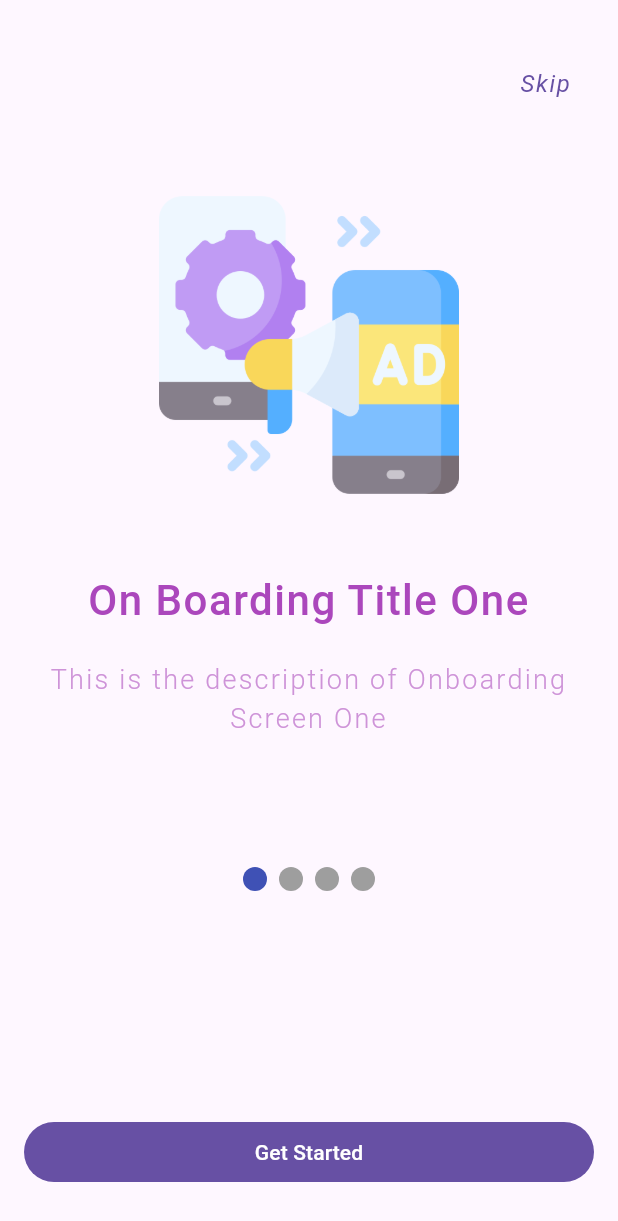
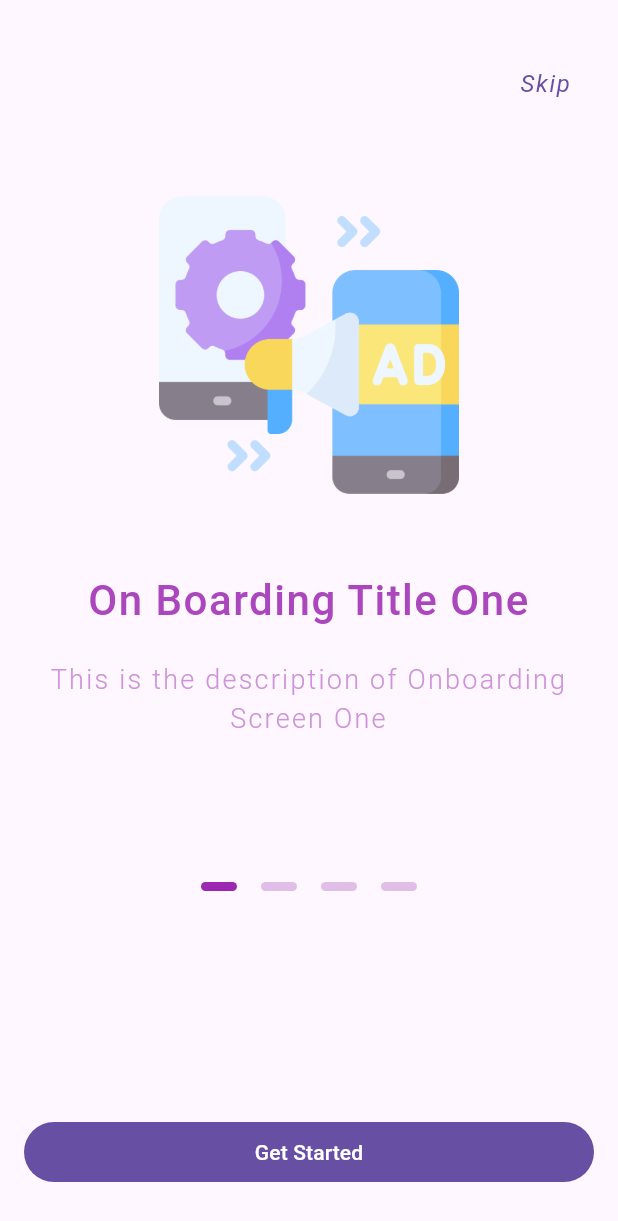
Before and after one commit to Ratndeep1999/fifth_onboarding_screen, a Flutter app: the screen it shows after launch, on a phone screen of 412 x 824 dp. Shown: the top 1221 px of the screen. Run offline on Flutter 3.47's test engine with Material 3 defaults, Android fonts, the light colour scheme and no system bars; drawn by our look-alikes of smooth_page_indicator.

Commit message:
onboarding_screen.dart: NextButtonWidget refactor.

```diff
--- a/lib/onboarding/screen/onboarding_screen.dart
+++ b/lib/onboarding/screen/onboarding_screen.dart
@@ -34,19 +34,32 @@ class _OnboardingScreenState extends State<OnboardingScreen> {
             ),
 
             /// Dot Indicator
-            DotIndicatorWidget(pageCtrl: _pageCtrl, onDotClicked: (index) {}),
+            DotIndicatorWidget(
+              pageCtrl: _pageCtrl,
+              onDotClicked: (index) {},
+              isActive: false,
+            ),
             SizedBox(height: 150.0),
 
             /// Next Button
-            SizedBox(
-              width: double.infinity,
-              child: FilledButton(
-                onPressed: () => debugPrint("Next Press"),
-                child: Text(true ? "Get Started" : "Next"),
-              ),
-            ),
+            NextButtonWidget(),
           ],
         ),
+      ),
+    );
+  }
+}
+
+class NextButtonWidget extends StatelessWidget {
+  const NextButtonWidget({super.key});
+
+  @override
+  Widget build(BuildContext context) {
+    return SizedBox(
+      width: double.infinity,
+      child: FilledButton(
+        onPressed: () => debugPrint("Next Press"),
+        child: Text(true ? "Get Started" : "Next"),
       ),
     );
   }
@@ -57,10 +70,12 @@ class DotIndicatorWidget extends StatelessWidget {
     super.key,
     required PageController pageCtrl,
     required this.onDotClicked,
+    required this.isActive,
   }) : _pageCtrl = pageCtrl;
 
   final PageController _pageCtrl;
   final Function(int) onDotClicked;
+  final bool isActive;
 
   @override
   Widget build(BuildContext context) {
@@ -68,7 +83,14 @@ class DotIndicatorWidget extends StatelessWidget {
       controller: _pageCtrl,
       count: onboardingData.length,
       onDotClicked: (index) => onDotClicked(index),
-      effect: JumpingDotEffect(verticalOffset: 2),
+      effect: JumpingDotEffect(
+        verticalOffset: 16.0,
+        spacing: 16.0,
+        dotHeight: 6.0,
+        dotWidth: false ? 50.0 : 24.0,
+        dotColor: Colors.purple.shade100,
+        activeDotColor: Colors.purple,
+      ),
     );
   }
 }
```
